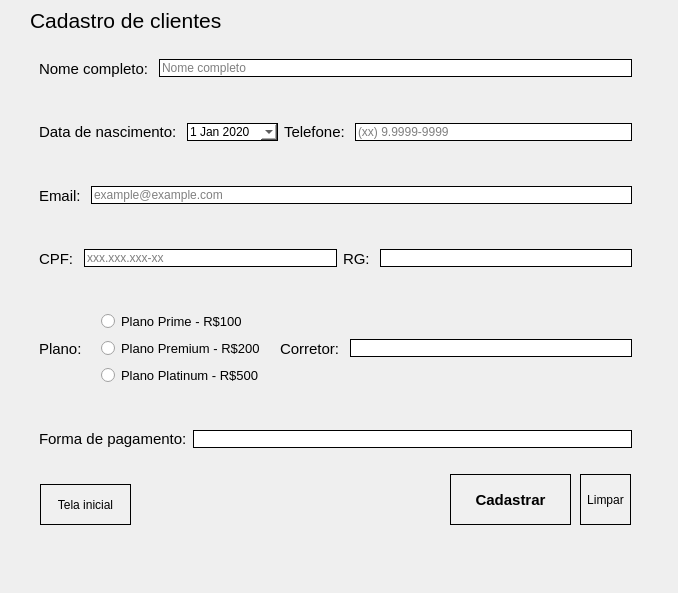
Old version of the form cadastrar.ui in the repository E-Fernandez-Albuquerque/Projeto_IF.
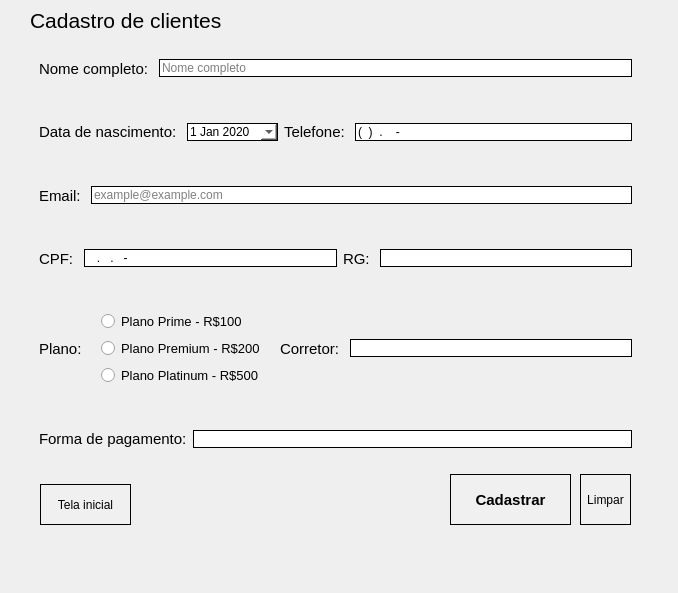
New version of the form.

```diff
--- a/cadastrar.ui
+++ b/cadastrar.ui
@@ -32,7 +32,7 @@
      <string>Cadastro de clientes</string>
     </property>
    </widget>
-   <widget class="QWidget" name="">
+   <widget class="QWidget" name="layoutWidget">
     <property name="geometry">
      <rect>
       <x>30</x>
@@ -179,7 +179,10 @@
 background-color: white;</string>
           </property>
           <property name="inputMask">
-           <string/>
+           <string>(xx) x.xxxx-xxxx</string>
+          </property>
+          <property name="frame">
+           <bool>true</bool>
           </property>
           <property name="placeholderText">
            <string>(xx) 9.9999-9999</string>
@@ -257,6 +260,12 @@
            <string notr="true">border: 1px solid rgb(0,0,0);
 background-color: white;</string>
           </property>
+          <property name="inputMethodHints">
+           <set>Qt::ImhDigitsOnly</set>
+          </property>
+          <property name="inputMask">
+           <string>xxx.xxx.xxx-xx</string>
+          </property>
           <property name="placeholderText">
            <string>xxx.xxx.xxx-xx</string>
           </property>
```
Left out of the diff: 9 changed lines with no effect on the pictures.
